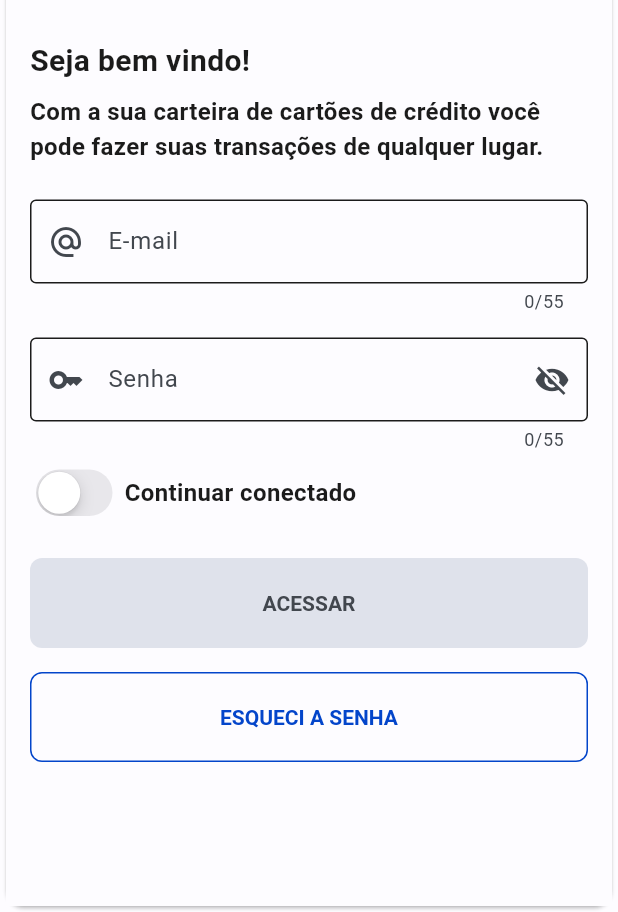
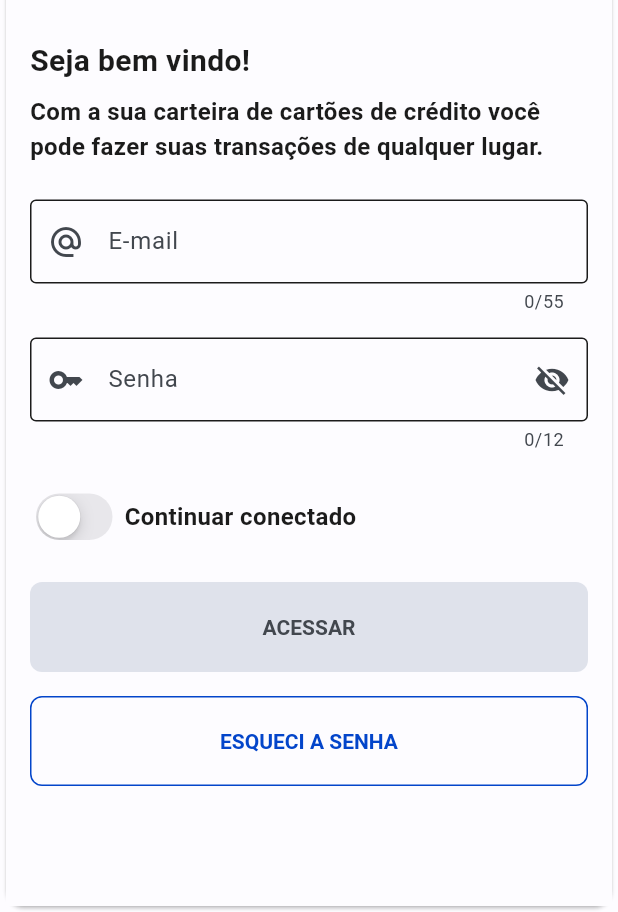
Before and after one commit to mborges18/flutter_bytebank, a Flutter app: the screen it shows after launch, on a phone screen of 412 x 824 dp, the part 324-1236 px from its top. Run offline on Flutter 3.47's test engine with Material 3 defaults, Android fonts, the phone set to English and light mode, and no system bars; our stand-ins replace device_preview, flutter_bloc.

Commit message:
refactory signin components

```diff
--- a/lib/authenticator/signin_repository.dart
+++ b/lib/authenticator/signin_repository.dart
@@ -1,6 +1,5 @@
 import 'dart:convert';
 import 'package:http/http.dart' as http;
-import 'package:http/http.dart';
 import '../clienthttp/ClientHttp.dart';
 
 class SignInRepository {
--- a/lib/authenticator/signin_screen.dart
+++ b/lib/authenticator/signin_screen.dart
@@ -9,8 +9,10 @@ import 'package:flutter_bitybank/components/titles/title_center.dart';
 import 'package:flutter_bitybank/home/home_screen.dart';
 import 'package:flutter_bloc/flutter_bloc.dart';
 import '../components/buttons/button_filled.dart';
+import '../components/buttons/button_switch.dart';
 import '../components/inputs/input_text.dart';
 import '../components/titles/subtitle_left.dart';
+import '../components/titles/text_normal.dart';
 import '../util/string/strings.dart';
 import '../util/util.dart';
 
@@ -65,6 +67,12 @@ class _SignInScreenState extends State<SignInScreen> {
     return null;
   }
 
+  void _handlerCheckButtonSwitch(bool isChecked) {
+    setState(() {
+      _isKeepConnected = isChecked;
+    });
+  }
+
   void _handlerEnableButton(SignInState state) {
     setState(() {
       _isEnabledButton =
@@ -114,13 +122,7 @@ class _SignInScreenState extends State<SignInScreen> {
                 padding: const EdgeInsets.only(top: 24.0, bottom: 10.0),
                 child: TitleCenter(text: titleAccess.toUpperCase(), icon: Icons.lock)),
             const SubTitleLeft(text: titleWellCome),
-            const Padding(
-                padding: EdgeInsets.only(top: 8.0, bottom: 8.0),
-                child: Text(
-                  descriptionWellCome,
-                  style:
-                  TextStyle(fontWeight: FontWeight.bold, fontSize: 16.0),
-                )),
+            const TextNormal(text: descriptionWellCome),
             const SizedBox(height: 8.0),
             Column(
               children: <Widget>[
@@ -135,34 +137,16 @@ class _SignInScreenState extends State<SignInScreen> {
                 InputText(placeHolderPassword, hintPassword,
                     iconStart: Icons.key,
                     isToggleSecret: true,
+                    maxLength: 12,
                     onValidatorListener: () {
                       return _handleErrorPass(state);
                     }, onTextChangeListener: (text) {
                       _handlerStatePassword(text ?? "");
                       _handlerEnableButton(state);
                     }),
-                Padding(
-                    padding: const EdgeInsets.only(bottom: 16),
-                    child: Row(
-                      children: [
-                        CupertinoSwitch(
-                          activeColor: Theme.of(context).colorScheme.primary,
-                          value: _isKeepConnected,
-                          onChanged: (value) {
-                            setState(() {
-                              _isKeepConnected = value;
-                            });
-                          },
-                        ),
-                        const Padding(
-                          padding: EdgeInsets.symmetric(horizontal: 4.0),
-                          child: Text(titleKeepConnected,
-                              style: TextStyle(
-                                  fontWeight: FontWeight.bold,
-                                  fontSize: 16.0)),
-                        )
-                      ],
-                    )),
+                ButtonSwitch(onChecked: _isKeepConnected, onCheckedListener: (isChecked) {
+                  _handlerCheckButtonSwitch(isChecked);
+                }),
                 ButtonFilled(
                     textButton: actionAccess.toUpperCase(),
                     isEnabled: _isEnabledButton,
--- /dev/null
+++ b/lib/components/buttons/button_switch.dart
@@ -0,0 +1,40 @@
+
+import 'package:flutter/cupertino.dart';
+import 'package:flutter/material.dart';
+import '../../util/string/strings.dart';
+
+class ButtonSwitch extends StatefulWidget {
+  const ButtonSwitch({super.key, required this.onChecked, required this.onCheckedListener});
+
+  final bool onChecked;
+  final Function(bool) onCheckedListener;
+
+  @override
+  State<ButtonSwitch> createState() => _ButtonSwitchState();
+}
+
+class _ButtonSwitchState extends State<ButtonSwitch> {
+  @override
+  Widget build(BuildContext context) {
+    return Padding(
+        padding: const EdgeInsets.symmetric(vertical: 16),
+        child: Row(
+          children: [
+            CupertinoSwitch(
+              activeColor: Theme.of(context).colorScheme.primary,
+              value: widget.onChecked,
+              onChanged: (value) {
+                widget.onCheckedListener(value);
+              },
+            ),
+            const Padding(
+              padding: EdgeInsets.symmetric(horizontal: 4.0),
+              child: Text(titleKeepConnected,
+                  style: TextStyle(
+                      fontWeight: FontWeight.bold,
+                      fontSize: 16.0)),
+            )
+          ],
+        ));
+  }
+}
--- /dev/null
+++ b/lib/components/titles/text_normal.dart
@@ -0,0 +1,15 @@
+import 'package:flutter/cupertino.dart';
+
+class TextNormal extends StatelessWidget {
+  const TextNormal({super.key, required this.text});
+
+  final String text;
+
+  @override
+  Widget build(BuildContext context) {
+    return Padding(
+        padding: const EdgeInsets.only(top: 8.0, bottom: 8.0),
+        child: Text(text, style: const TextStyle(fontWeight: FontWeight.bold, fontSize: 16.0),
+        ));
+  }
+}
```
